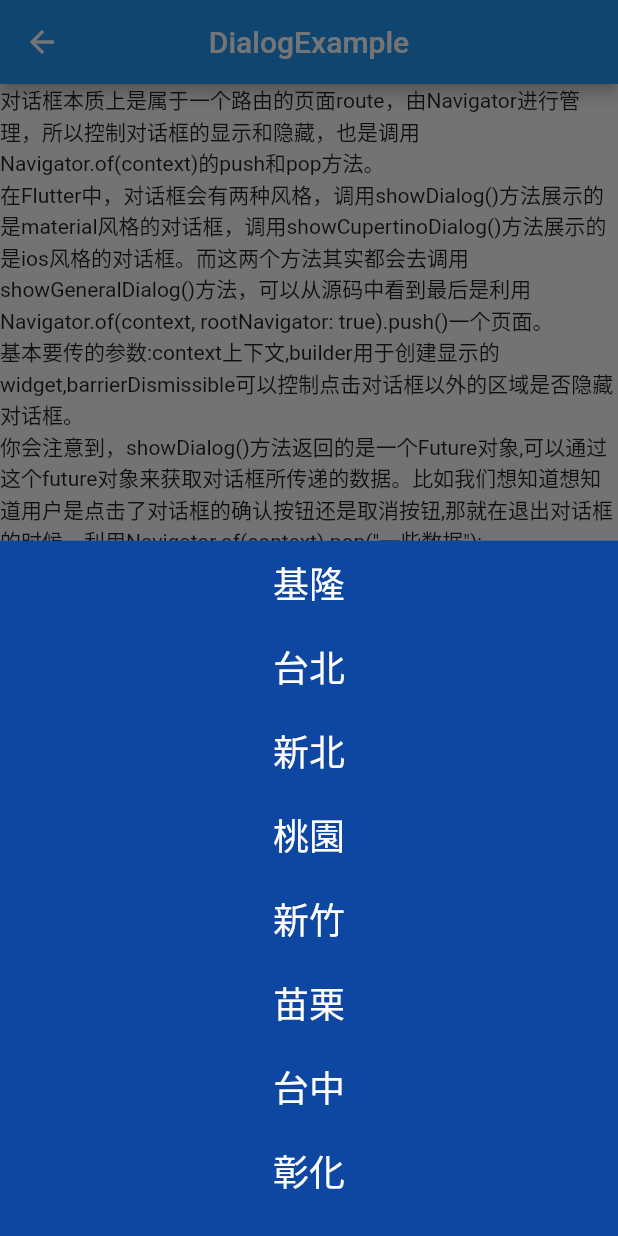
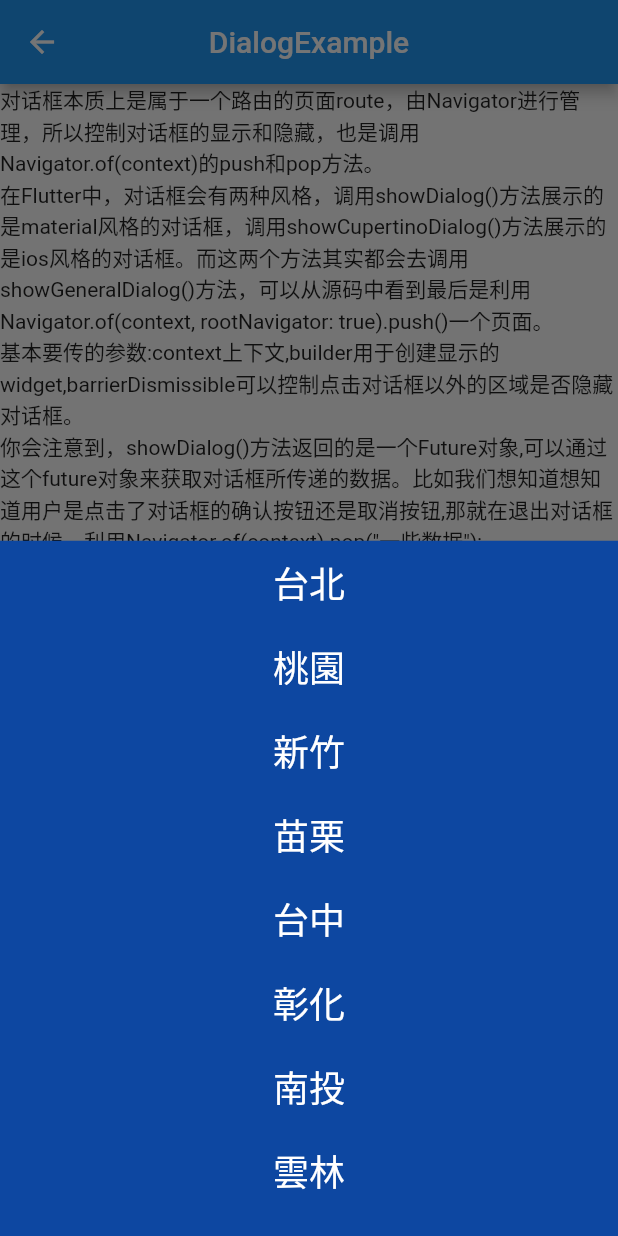
Before and after one commit to SimonChungGitHub/flutter_tutorial, a Flutter app: the DialogExample screen opened directly, after a tap on "地名選單", on a phone screen of 412 x 824 dp. Run offline on Flutter 3.47's test engine with Material 2 defaults, Android fonts, the phone set to English and light mode, and no system bars; our stand-ins replace audioplayers, device_info_plus, dio, dropdown_button2, flutter_smart_dialog, image_picker and 4 more; missing offline and left inert: android_id, camera_camera, easy_image_viewer, image_watermark, nfc_manager, zoom_pinch_overlay.

Commit message:
共用 items

```diff
--- a/lib/example/dialog.dart
+++ b/lib/example/dialog.dart
@@ -1,6 +1,7 @@
 import 'package:flutter/cupertino.dart';
 import 'package:flutter/material.dart';
 
+import '../config.dart';
 import 'animation.dart';
 
 class DialogExample extends StatefulWidget {
@@ -11,28 +12,6 @@ class DialogExample extends StatefulWidget {
 }
 
 class _DialogExampleState extends State<DialogExample> {
-  final country = const [
-    "基隆",
-    "台北",
-    "新北",
-    "桃園",
-    "新竹",
-    "苗栗",
-    "台中",
-    "彰化",
-    "南投",
-    "雲林",
-    "嘉義",
-    "台南",
-    "高雄",
-    "屏東",
-    "宜蘭",
-    "花蓮",
-    "台東",
-    "澎湖",
-    "金門",
-    "馬祖"
-  ];
   String? text;
 
   @override
@@ -242,18 +221,18 @@ class _DialogExampleState extends State<DialogExample> {
       backgroundColor: Colors.blue[900],
       builder: (BuildContext context) {
         return ListView.builder(
-          itemCount: country.length,
+          itemCount: items.length,
           itemBuilder: (BuildContext context, int index) {
             return ListTile(
               title: Text(
-                country[index],
+                items[index],
                 textAlign: TextAlign.center,
                 style: const TextStyle(
                     fontSize: 24,
                     fontWeight: FontWeight.w500,
                     color: Colors.white),
               ),
-              onTap: () => Navigator.of(context).pop(country[index]),
+              onTap: () => Navigator.of(context).pop(items[index]),
             );
           },
         );
@@ -416,10 +395,10 @@ class _DialogExampleState extends State<DialogExample> {
             Expanded(
                 flex: 50,
                 child: ListView.builder(
-                  itemCount: country.length,
+                  itemCount: items.length,
                   itemBuilder: (BuildContext context, int index) {
                     return ListTile(
-                        title: Text(country[index]),
+                        title: Text(items[index]),
                         onTap: () {
                           Navigator.of(context).pop(index);
                         });
@@ -445,7 +424,7 @@ class _DialogExampleState extends State<DialogExample> {
     );
     if (index != null) {
       setState(() {
-        text = country[index];
+        text = items[index];
       });
     }
   }
```
